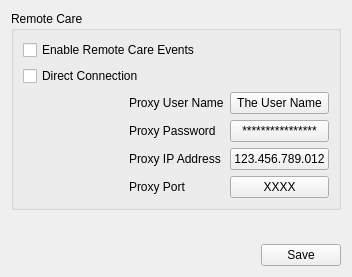
This is HimalayaMain/Gui/Components/Settings/Forms/NetworkSettingsWidget.ui in Liyezhong/Master as Qt 5 draws it before an edit. The edited form follows.
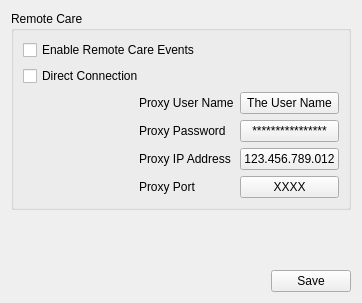
This is the edited form.

```diff
--- a/HimalayaMain/Gui/Components/Settings/Forms/NetworkSettingsWidget.ui
+++ b/HimalayaMain/Gui/Components/Settings/Forms/NetworkSettingsWidget.ui
@@ -6,8 +6,8 @@
    <rect>
     <x>0</x>
     <y>0</y>
-    <width>352</width>
-    <height>277</height>
+    <width>362</width>
+    <height>303</height>
    </rect>
   </property>
   <property name="windowTitle">
```
Left out of the diff: 2 changed lines with no effect on the pictures.
